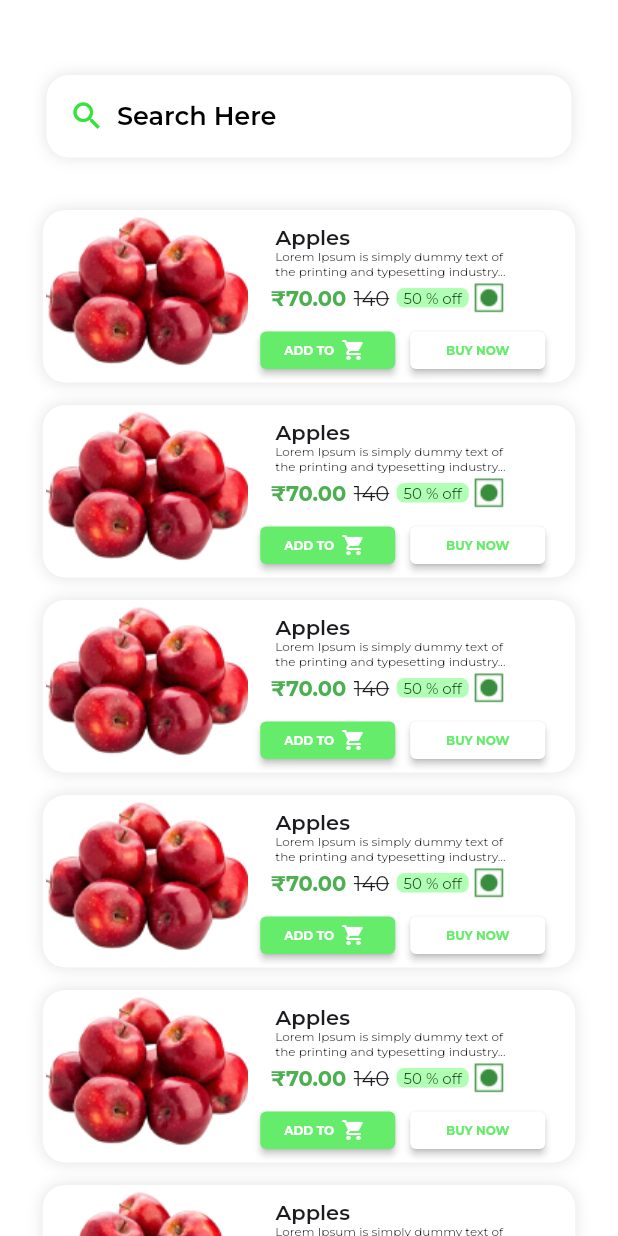
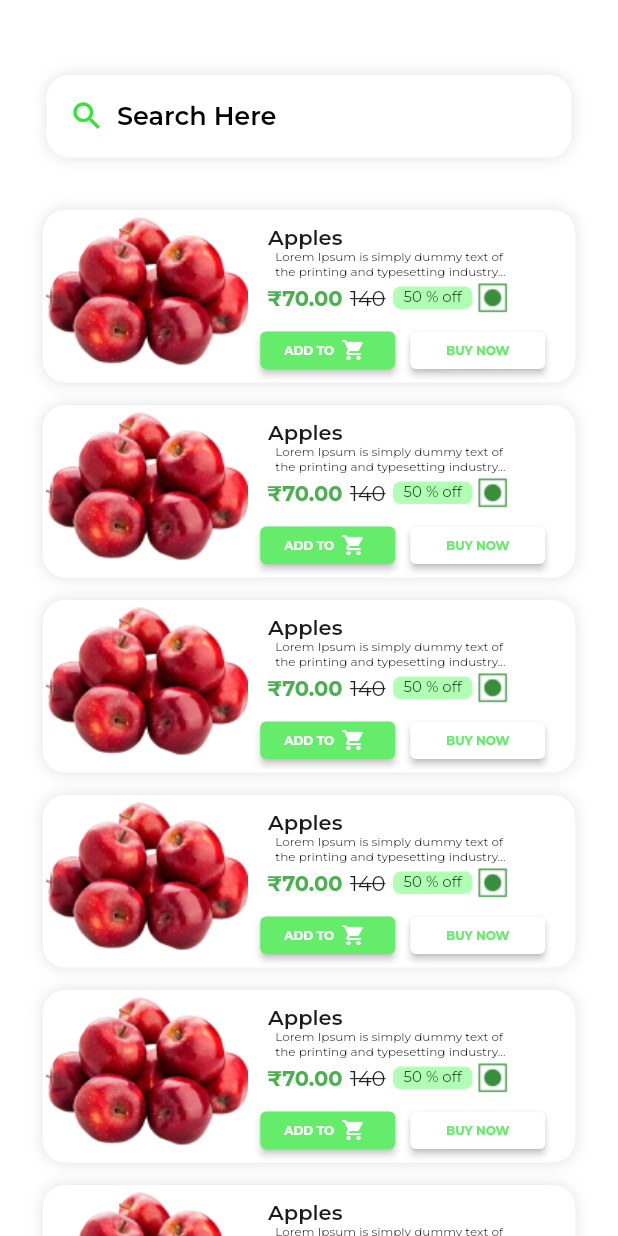
Before and after one commit to virali3705/Grocery, a Flutter app: the screen it shows after launch, on a phone screen of 412 x 824 dp. Run offline on Flutter 3.47's test engine with Material 3 defaults, Android fonts, the phone set to English and light mode, and no system bars; our stand-ins replace carousel_slider, google_fonts, readmore, timeline_tile.

Commit message:
Some minor changes in Productlist Screen Ui !!

```diff
--- a/lib/Pages/Pages/Productlist.dart
+++ b/lib/Pages/Pages/Productlist.dart
@@ -77,7 +77,7 @@ class ProductList extends StatelessWidget {
                       child: Column(mainAxisAlignment: MainAxisAlignment.center,
                         children: [
                           const Padding(
-                            padding: EdgeInsets.only(right: 120),
+                            padding: EdgeInsets.only(right: 130),
                             child: Text(
                               "Apples",
                               style: TextStyle(fontWeight: FontWeight.w600),
@@ -114,15 +114,15 @@ class ProductList extends StatelessWidget {
                                 ),
                                 Container(
                                     alignment: Alignment.center,
-                                    height: 13,
-                                    width: 48,
+                                    height: 15,
+                                    width: 53,
                                     decoration: const BoxDecoration(
                                       color: Color.fromARGB(255, 177, 255, 181),
                                       borderRadius:
                                           BorderRadius.all(Radius.circular(5)),
                                     ),
                                     child: const Padding(
-                                      padding: EdgeInsets.only(),
+                                      padding: EdgeInsets.only(bottom :3),
                                       child: Text(
                                         "50 % off",
                                         style: TextStyle(
@@ -227,7 +227,7 @@ class ProductList extends StatelessWidget {
                       child: Column(mainAxisAlignment: MainAxisAlignment.center,
                         children: [
                           const Padding(
-                            padding: EdgeInsets.only(right: 120),
+                            padding: EdgeInsets.only(right: 130),
                             child: Text(
                               "Apples",
                               style: TextStyle(fontWeight: FontWeight.w600),
@@ -264,15 +264,15 @@ class ProductList extends StatelessWidget {
                                 ),
                                 Container(
                                     alignment: Alignment.center,
-                                    height: 13,
-                                    width: 48,
+                                    height: 15,
+                                    width: 53,
                                     decoration: const BoxDecoration(
                                       color: Color.fromARGB(255, 177, 255, 181),
                                       borderRadius:
                                           BorderRadius.all(Radius.circular(5)),
                                     ),
                                     child: const Padding(
-                                      padding: EdgeInsets.only(),
+                                      padding: EdgeInsets.only(bottom :3),
                                       child: Text(
                                         "50 % off",
                                         style: TextStyle(
@@ -377,7 +377,7 @@ class ProductList extends StatelessWidget {
                       child: Column(mainAxisAlignment: MainAxisAlignment.center,
                         children: [
                           const Padding(
-                            padding: EdgeInsets.only(right: 120),
+                            padding: EdgeInsets.only(right: 130),
                             child: Text(
                               "Apples",
                               style: TextStyle(fontWeight: FontWeight.w600),
@@ -414,15 +414,15 @@ class ProductList extends StatelessWidget {
                                 ),
                                 Container(
                                     alignment: Alignment.center,
-                                    height: 13,
-                                    width: 48,
+                                    height: 15,
+                                    width: 53,
                                     decoration: const BoxDecoration(
                                       color: Color.fromARGB(255, 177, 255, 181),
                                       borderRadius:
                                           BorderRadius.all(Radius.circular(5)),
                                     ),
                                     child: const Padding(
-                                      padding: EdgeInsets.only(),
+                                      padding: EdgeInsets.only(bottom :3),
                                       child: Text(
                                         "50 % off",
                                         style: TextStyle(
@@ -527,7 +527,7 @@ class ProductList extends StatelessWidget {
                       child: Column(mainAxisAlignment: MainAxisAlignment.center,
                         children: [
                           const Padding(
-                            padding: EdgeInsets.only(right: 120),
+                            padding: EdgeInsets.only(right: 130),
                             child: Text(
                               "Apples",
                               style: TextStyle(fontWeight: FontWeight.w600),
@@ -564,15 +564,15 @@ class ProductList extends StatelessWidget {
                                 ),
                                 Container(
                                     alignment: Alignment.center,
-                                    height: 13,
-                                    width: 48,
+                                    height: 15,
+                                    width: 53,
                                     decoration: const BoxDecoration(
                                       color: Color.fromARGB(255, 177, 255, 181),
                                       borderRadius:
                                           BorderRadius.all(Radius.circular(5)),
                                     ),
                                     child: const Padding(
-                                      padding: EdgeInsets.only(),
+                                      padding: EdgeInsets.only(bottom :3),
                                       child: Text(
                                         "50 % off",
                                         style: TextStyle(
@@ -677,7 +677,7 @@ class ProductList extends StatelessWidget {
                       child: Column(mainAxisAlignment: MainAxisAlignment.center,
                         children: [
                           const Padding(
-                            padding: EdgeInsets.only(right: 120),
+                            padding: EdgeInsets.only(right: 130),
                             child: Text(
                               "Apples",
                               style: TextStyle(fontWeight: FontWeight.w600),
@@ -714,15 +714,15 @@ class ProductList extends StatelessWidget {
                                 ),
                                 Container(
                                     alignment: Alignment.center,
-                                    height: 13,
-                                    width: 48,
+                                    height: 15,
+                                    width: 53,
                                     decoration: const BoxDecoration(
                                       color: Color.fromARGB(255, 177, 255, 181),
                                       borderRadius:
                                           BorderRadius.all(Radius.circular(5)),
                                     ),
                                     child: const Padding(
-                                      padding: EdgeInsets.only(),
+                                      padding: EdgeInsets.only(bottom :3),
                                       child: Text(
                                         "50 % off",
                                         style: TextStyle(
@@ -827,7 +827,7 @@ class ProductList extends StatelessWidget {
                     child: Column(mainAxisAlignment: MainAxisAlignment.center,
                       children: [
                         const Padding(
-                          padding: EdgeInsets.only(right: 120),
+                          padding: EdgeInsets.only(right: 130),
                           child: Text(
                             "Apples",
                             style: TextStyle(fontWeight: FontWeight.w600),
@@ -864,15 +864,15 @@ class ProductList extends StatelessWidget {
                               ),
                               Container(
                                   alignment: Alignment.center,
-                                  height: 13,
-                                  width: 48,
+                                  height: 15 ,
+                                  width: 53 ,
                                   decoration: const BoxDecoration(
                                     color: Color.fromARGB(255, 177, 255, 181),
                                     borderRadius:
                                         BorderRadius.all(Radius.circular(5)),
                                   ),
                                   child: const Padding(
-                                    padding: EdgeInsets.only(),
+                                    padding: EdgeInsets.only(bottom :3),
                                     child: Text(
                                       "50 % off",
                                       style: TextStyle(
```
